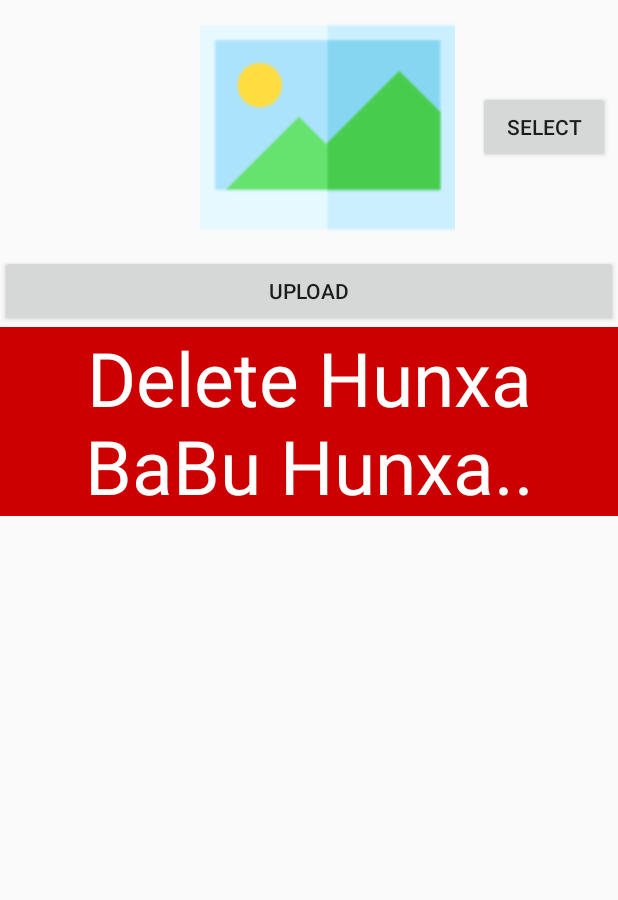
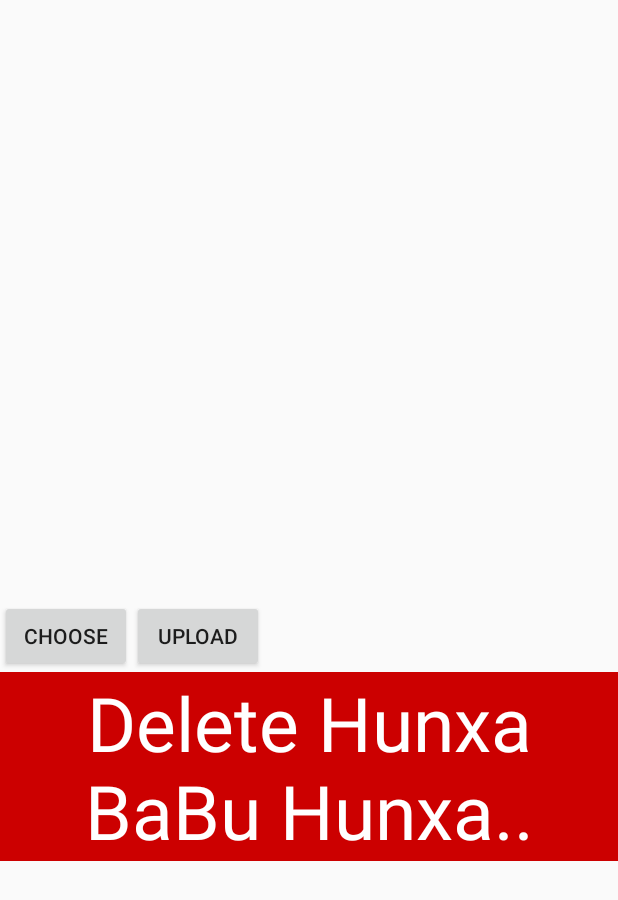
Before and after one commit to raj-oeses/Bale-Project, an Android app: the Delete screen opened directly, with no data from a screen before it, after a tap on "UPLOAD", on a phone screen of 412 x 824 dp. Shown: the top 900 px of the screen. Run offline under Robolectric (Android 15) with nearby library versions, the phone set to English and light mode, and no system bars; our stand-ins replace Firebase (no records; nobody signed in at launch, a user with empty details on screens opened directly), Picasso.

```diff
--- a/app/build.gradle
+++ b/app/build.gradle
@@ -36,12 +36,12 @@ dependencies {
 
     implementation 'com.github.smarteist:autoimageslider:1.3.9'
     implementation 'com.github.smarteist:autoimageslider:1.3.9-appcompat'
+    implementation 'com.squareup.picasso:picasso:2.71828'
 
-
+    implementation 'com.google.firebase:firebase-storage:19.1.1'
     //implementation 'com.google.firebase:firebase-storage:16.0.4'
-    implementation 'com.google.firebase:firebase-storage:19.1.1'
     /*implementation 'com.google.firebase:firebase-auth:9.2.1'*/
-    implementation 'com.google.firebase:firebase-auth:19.3.2'
+    //implementation 'com.google.firebase:firebase-auth:19.3.2'
 
     /*implementation 'com.google.firebase:firebase-auth:16.0.5'*/
 
--- a/app/src/main/java/com/bhawani/bhawanitraders/Delete.java
+++ b/app/src/main/java/com/bhawani/bhawanitraders/Delete.java
@@ -6,137 +6,104 @@ import androidx.appcompat.app.AppCompatActivity;
 
 import android.app.ProgressDialog;
 import android.content.ContentResolver;
+import android.content.Context;
 import android.content.Intent;
+import android.net.ConnectivityManager;
+import android.net.NetworkInfo;
 import android.net.Uri;
 import android.os.Bundle;
 import android.view.View;
 import android.webkit.MimeTypeMap;
 import android.widget.Button;
 import android.widget.ImageView;
-import android.widget.ProgressBar;
 import android.widget.Toast;
 
 import com.google.android.gms.tasks.OnFailureListener;
 import com.google.android.gms.tasks.OnSuccessListener;
+import com.google.firebase.database.DataSnapshot;
+import com.google.firebase.database.DatabaseError;
 import com.google.firebase.database.DatabaseReference;
 import com.google.firebase.database.FirebaseDatabase;
+import com.google.firebase.database.ValueEventListener;
 import com.google.firebase.storage.FirebaseStorage;
 import com.google.firebase.storage.OnProgressListener;
 import com.google.firebase.storage.StorageReference;
 import com.google.firebase.storage.UploadTask;
-import com.google.zxing.integration.android.IntentIntegrator;
+import com.squareup.picasso.Picasso;
 
-import java.util.UUID;
+import java.util.HashMap;
 
-public class Delete extends AppCompatActivity implements View.OnClickListener {
-    StorageReference mStorage;
-    DatabaseReference mRefrence;
-    Button select,upload;
-    ImageView showimagetemp;
-    Uri uri;
+public class Delete extends AppCompatActivity{
+    DatabaseReference mDatabaseRef;
+    ImageView imageView;
+    StorageReference reference;
+    Uri mImageUri;
+    Button choose,upload;
 
     @Override
     protected void onCreate(Bundle savedInstanceState) {
         super.onCreate(savedInstanceState);
         setContentView(R.layout.activity_delete);
 
-        select=findViewById(R.id.selecttheimageindelete );
-        upload=findViewById(R.id.uploading);
-        showimagetemp=findViewById(R.id.showimagetemp);
-        mStorage= FirebaseStorage.getInstance().getReference("uploads");
-        mRefrence=FirebaseDatabase.getInstance().getReference("uploads");
+        reference=FirebaseStorage.getInstance().getReference("Child");
+        mDatabaseRef=FirebaseDatabase.getInstance().getReference().child("Temp");
+        imageView=findViewById(R.id.deletemadekhaune);
+        choose=findViewById(R.id.choosebetween);
+        upload =findViewById(R.id.UpoladToFirebase);
+
+        choose.setOnClickListener(new View.OnClickListener() {
+            @Override
+            public void onClick(View v) {
+                SelectTheImage();
+            }
+        });
+        upload.setOnClickListener(new View.OnClickListener() {
+            @Override
+            public void onClick(View v) {
+                UploadGardeneAba();
+            }
+        });
 
 
-        select.setOnClickListener(this);
-        upload.setOnClickListener(this);
     }
 
-    @Override
-    public void onClick(View v) {
-        switch (v.getId()){
-            case R.id.selecttheimageindelete:
-                Intent intent=new Intent();
-                intent.setType("image/*");
-                intent.setAction(Intent.ACTION_GET_CONTENT);
-                startActivityForResult(intent,1);
-                break;
-            case R.id.uploading:
-                UploadingTheImage();
-                break;
-        }
+
+
+    private void SelectTheImage() {
+        Intent intent=new Intent();
+        intent.setType("image/*");
+        intent.setAction(Intent.ACTION_GET_CONTENT);
+        startActivityForResult(intent,1);
+
     }
-
-    private String getFileExtention( Uri uri){
-        ContentResolver cR=getContentResolver();
-        MimeTypeMap mime=MimeTypeMap.getSingleton();
-        return mime.getExtensionFromMimeType(cR.getType(uri));
-    }
-
 
     @Override
     protected void onActivityResult(int requestCode, int resultCode, @Nullable Intent data) {
         super.onActivityResult(requestCode, resultCode, data);
-        if(requestCode==1&& data.getData()!=null &&data!=null && resultCode==RESULT_OK){
-            uri=data.getData();
-            showimagetemp.setImageResource(0);
-            showimagetemp.setImageURI(uri);
-        }
-        else {
-            Toast.makeText(this, "Error File", Toast.LENGTH_SHORT).show();
-        }
-    }
-    private void UploadingTheImage() {
-        /*//StorageReference filerefrence=mStorage.child(System.currentTimeMillis()+"."+getFileExtention(uri));
-        StorageReference filerefrence = mStorage.child("images/rivers.jpg");
-        filerefrence.putFile(uri).addOnSuccessListener(new OnSuccessListener<UploadTask.TaskSnapshot>() {
-            @Override
-            public void onSuccess(UploadTask.TaskSnapshot taskSnapshot) {
-                Toast.makeText(Delete.this, "File is uploaded", Toast.LENGTH_SHORT).show();
-                showimagetemp.setImageResource(0);
-            }
-        }).addOnProgressListener(new OnProgressListener<UploadTask.TaskSnapshot>() {
-            @Override
-            public void onProgress(@NonNull UploadTask.TaskSnapshot taskSnapshot) {
-                Toast.makeText(Delete.this, "On Progress...", Toast.LENGTH_SHORT).show();
-                double progress=(100.0*taskSnapshot.getBytesTransferred()/taskSnapshot.getTotalByteCount());
-                progressBar.setProgress((int)progress);
-            }
-        }).addOnFailureListener(new OnFailureListener() {
-            @Override
-            public void onFailure(@NonNull Exception e) {
-                Toast.makeText(Delete.this, "Failed to upload", Toast.LENGTH_SHORT).show();
-            }
-        });*/
-        if(uri!=null){
-            final ProgressDialog progressDialog= new ProgressDialog(this);
-            progressDialog.setTitle("Uploading...");
-            progressDialog.show();
 
-            //StorageReference ref = mStorage.child("images/"+ UUID.randomUUID().toString());
-            StorageReference ref = mStorage.child(System.currentTimeMillis()+"."+getFileExtention(uri));
-            ref.putFile(uri).addOnSuccessListener(new OnSuccessListener<UploadTask.TaskSnapshot>() {
-                @Override
-                public void onSuccess(UploadTask.TaskSnapshot taskSnapshot) {
-                    progressDialog.dismiss();
-                    showimagetemp.setImageResource(0);
-                    //showimagetemp.setImageResource(0);
-                    Toast.makeText(Delete.this,"Image Uploaded!!",Toast.LENGTH_SHORT).show();
+            if(requestCode==1 && data!=null &&resultCode==RESULT_OK &&data.getData() !=null){
+                mImageUri=data.getData();
+                Picasso.get().load(mImageUri).into(imageView);
 
-                }
-            }).addOnFailureListener(new OnFailureListener() {
-                @Override
-                public void onFailure(@NonNull Exception e) {
-                    progressDialog.dismiss();
-                    Toast.makeText(Delete.this, "Failed..", Toast.LENGTH_SHORT).show();
-                }
-            }).addOnProgressListener(new OnProgressListener<UploadTask.TaskSnapshot>() {
-                @Override
-                public void onProgress(@NonNull UploadTask.TaskSnapshot taskSnapshot) {
-                    double progress= (100.0* taskSnapshot.getBytesTransferred()/ taskSnapshot.getTotalByteCount());
-                    progressDialog.setMessage("Uploaded "+ (int)progress + "%");
-                }
-            });
         }
 
     }
+    private void UploadGardeneAba() {
+        StorageReference filestorage=reference.child(System.currentTimeMillis()+"."+getFileExtention(mImageUri));
+        filestorage.putFile(mImageUri).addOnSuccessListener(new OnSuccessListener<UploadTask.TaskSnapshot>() {
+            @Override
+            public void onSuccess(UploadTask.TaskSnapshot snapshot) {
+                String link= snapshot.getMetadata().getReference().getDownloadUrl().toString();
+
+            }
+        });
+
+    }
+
+    private String getFileExtention(Uri mImageUri) {
+        ContentResolver cR=getContentResolver();
+        MimeTypeMap mime=MimeTypeMap.getSingleton();
+        return mime.getExtensionFromMimeType(cR.getType(mImageUri));
+    }
+
 }
--- a/app/src/main/java/com/bhawani/bhawanitraders/Edit.java
+++ b/app/src/main/java/com/bhawani/bhawanitraders/Edit.java
@@ -21,6 +21,7 @@ public class Edit extends AppCompatActivity {
     protected void onCreate(Bundle savedInstanceState) {
         super.onCreate(savedInstanceState);
         setContentView(R.layout.activity_edit);
+
         editview = findViewById(R.id.editrecycleview);
         searching= findViewById(R.id.editmasearch);
 
@@ -29,7 +30,7 @@ public class Edit extends AppCompatActivity {
         final FirebaseRecyclerOptions<EditModel> options= new FirebaseRecyclerOptions.Builder<EditModel>()
                 .setQuery(FirebaseDatabase.getInstance().getReference().child("Details"),EditModel.class)
                 .build();
-        adapter=new AdapterEdit(options);
+        adapter=new AdapterEdit(options,this);
         editview.setAdapter(adapter);
 
         //------------------for searching-----------------------------
@@ -52,7 +53,7 @@ public class Edit extends AppCompatActivity {
         final FirebaseRecyclerOptions<EditModel> options= new FirebaseRecyclerOptions.Builder<EditModel>()
                 .setQuery(FirebaseDatabase.getInstance().getReference().child("Details").orderByChild("Item").startAt(data).endAt(data+"\uf8ff"),EditModel.class)
                 .build();
-        adapter=new AdapterEdit(options);
+        adapter=new AdapterEdit(options,this);
         adapter.startListening();
         editview.setAdapter(adapter);
     }
--- a/app/src/main/java/com/bhawani/bhawanitraders/MainActivity.java
+++ b/app/src/main/java/com/bhawani/bhawanitraders/MainActivity.java
@@ -20,7 +20,7 @@ public class MainActivity extends AppCompatActivity implements View.OnClickListe
         super.onCreate(savedInstanceState);
         setContentView(R.layout.activity_main);
 
-        int image[] = {R.drawable.ic_display,R.drawable.display2};
+        int image[] = {R.drawable.owner,R.drawable.ic_with_basket_full_name,R.drawable.display2};
 
         CardView search = findViewById(R.id.search);
         CardView add = findViewById(R.id.add);
@@ -66,7 +66,7 @@ public class MainActivity extends AppCompatActivity implements View.OnClickListe
         imageView.setBackgroundResource(image);
 
         flipper.addView(imageView);
-        flipper.setFlipInterval(10000);   //10 sec ko lagi
+        flipper.setFlipInterval(4000);   //10 sec ko lagi
         flipper.setAutoStart(true);
 
         flipper.setInAnimation(this, android.R.anim.slide_in_left);
--- a/app/src/main/res/layout/activity_delete.xml
+++ b/app/src/main/res/layout/activity_delete.xml
@@ -10,34 +10,31 @@
     <LinearLayout
         android:layout_width="match_parent"
         android:layout_height="wrap_content"
-        android:orientation="horizontal"
-        android:gravity="right"
-        >
+        android:orientation="vertical"
+        android:gravity="center">
         <ImageView
-            android:id="@+id/showimagetemp"
-            android:layout_width="170dp"
-            android:layout_height="170dp"
-            android:src="@drawable/image"
-            android:layout_marginRight="15dp"
-            />
-        <Button
-            android:id="@+id/selecttheimageindelete"
-            android:layout_width="wrap_content"
+            android:id="@+id/deletemadekhaune"
+            android:layout_width="match_parent"
+            android:layout_height="400dp"></ImageView>
+        <LinearLayout
+            android:layout_width="match_parent"
             android:layout_height="wrap_content"
-            android:layout_gravity="center_vertical"
-            android:layout_marginRight="5dp"
-            android:text="Select"/>
-    </LinearLayout>
-    <Button
-        android:id="@+id/uploading"
-        android:layout_width="match_parent"
-        android:layout_height="wrap_content"
-        android:text="Upload"/>
+            android:orientation="horizontal">
+            <Button
+                android:id="@+id/choosebetween"
+                android:layout_width="wrap_content"
+                android:layout_height="wrap_content"
+                android:text="choose"
+                />
+            <Button
+                android:id="@+id/UpoladToFirebase"
+                android:layout_width="wrap_content"
+                android:layout_height="wrap_content"
+                android:text="Upload"
+                />
 
-    <LinearLayout
-        android:layout_width="match_parent"
-        android:layout_height="wrap_content"
-        android:gravity="center">
+
+        </LinearLayout>
         <TextView
             android:layout_width="wrap_content"
             android:layout_height="wrap_content"
--- a/app/src/main/res/layout/activity_main.xml
+++ b/app/src/main/res/layout/activity_main.xml
@@ -7,7 +7,7 @@
     android:layout_height="match_parent"
     tools:context=".MainActivity"
     android:orientation="vertical"
-
+    android:background="@drawable/back2"
     android:weightSum="10"
     >
     <androidx.cardview.widget.CardView
@@ -24,7 +24,7 @@
             android:layout_height="match_parent">
             <ViewFlipper
                 android:id="@+id/flipper"
-                android:layout_width="match_parent"
+                android:layout_width="wrap_content"
                 android:layout_height="match_parent"
                 android:layout_gravity="center_horizontal|center_vertical"
                 />
--- a/app/src/main/res/layout/edit_recycle_view.xml
+++ b/app/src/main/res/layout/edit_recycle_view.xml
@@ -26,9 +26,8 @@
             >
             <ImageView
                 android:id="@+id/goodsimgae"
-                android:layout_width="wrap_content"
-                android:layout_height="wrap_content"
-                android:background="@drawable/woman"
+                android:layout_width="70dp"
+                android:layout_height="70dp"
                 />
             <TextView
                 android:id="@+id/edittitle"
```
Also changed, not shown: app/src/main/AndroidManifest.xml (+9 -7 lines), app/src/main/java/com/bhawani/bhawanitraders/AdapterEdit.java (+31 -2 lines), app/src/main/java/com/bhawani/bhawanitraders/Add.java (+70 -29 lines), app/src/main/java/com/bhawani/bhawanitraders/EditModel.java (+11 -2 lines), app/src/main/res/layout/activity_add.xml (+1 -6 lines), app/src/main/res/drawable-v24/back1.jpg (added), app/src/main/res/drawable-v24/back2.jpg (added), app/src/main/res/drawable/ic_display.xml (line endings or trailing spaces).
